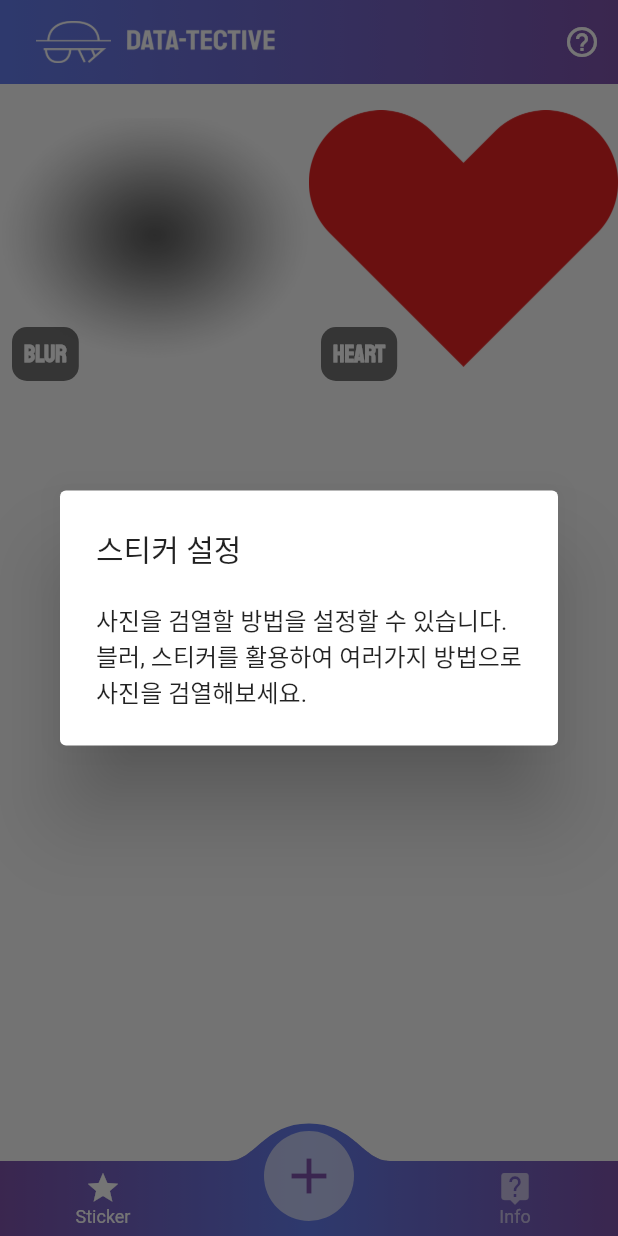
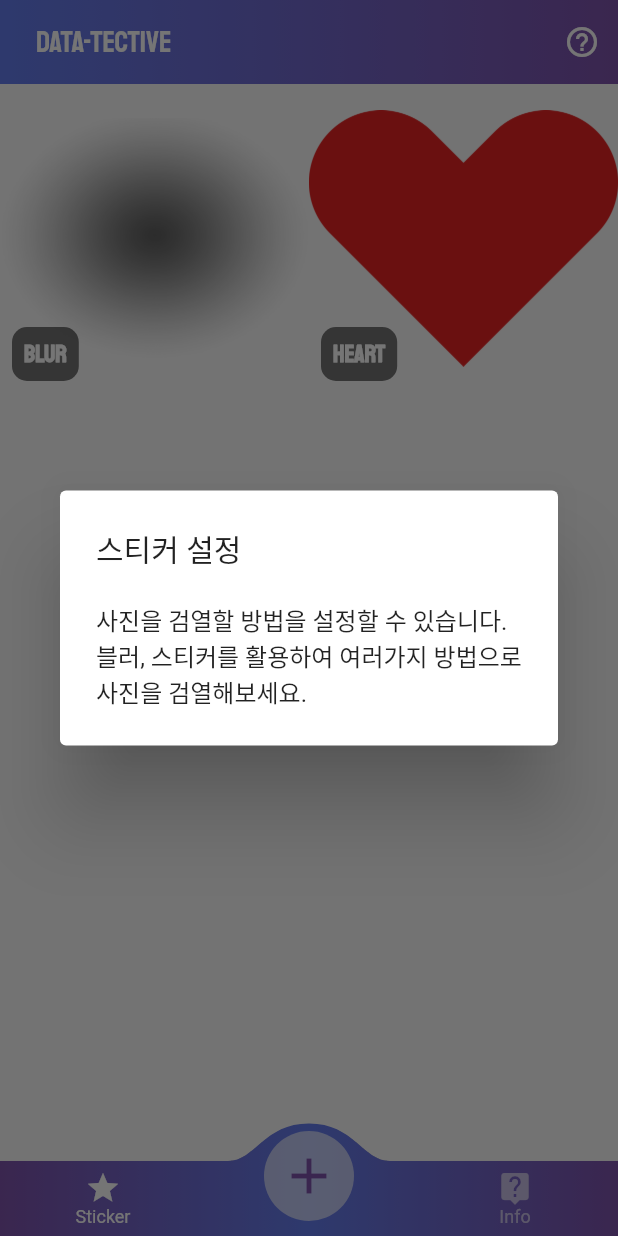
Before and after one commit to yeng2021/Data_tective-yeng, a Flutter app: the screen it shows after launch, after a tap on the "help outline" icon, on a phone screen of 412 x 824 dp. Run offline on Flutter 3.47's test engine with Material 2 defaults, Android fonts, the phone set to English and light mode, and no system bars; drawn by our look-alikes of convex_bottom_bar; our stand-ins replace image_picker, new_gradient_app_bar, shared_preferences, sliding_up_panel; missing offline and left inert: google_ml_kit, touchable.

```diff
--- a/lib/home.dart
+++ b/lib/home.dart
@@ -7,8 +7,6 @@ import 'image_pick.dart';
 import 'package:convex_bottom_bar/convex_bottom_bar.dart';
 
 ImagePicker picker = ImagePicker();
-
-enum ImageSourceType { gallery, camera }
 
 class Home extends StatefulWidget {
   const Home({Key key}) : super(key: key);
@@ -39,7 +37,7 @@ class _HomeState extends State<Home> {
     _prefs = await SharedPreferences.getInstance();
     setState(() {
       _stickerId = (_prefs.getInt('sticker') ?? 0);
-      print(_stickerId);
+      print(_stickerId); //TODO: 제출할 때 없애기
     });
   }
 
@@ -126,78 +124,6 @@ class _HomeState extends State<Home> {
               ),
             ],
           ),
-          // child: Column(
-          //   mainAxisAlignment: MainAxisAlignment.center,
-          //   crossAxisAlignment: CrossAxisAlignment.stretch,
-          //   children: [
-          //     Expanded(
-          //       child: IconButton(
-          //         icon: const Icon(Icons.image),
-          //         iconSize: 150,
-          //         onPressed: () {
-          //           _handleURLButtonPress(context, ImageSourceType.gallery, _stickerId);
-          //         },
-          //       ),
-          //     ),
-          //     const Expanded(
-          //       child: Center(
-          //         child: Text(
-          //           '갤러리에서 이미지 가져오기',
-          //           style: TextStyle(
-          //             fontSize: 28.0,
-          //             fontFamily: 'SCDream4',
-          //           ),
-          //         ),
-          //       ),
-          //     ),
-          //     const SizedBox(height: 80.0),
-          //     Expanded(
-          //       child: IconButton(
-          //         icon: const Icon(Icons.photo_camera),
-          //         iconSize: 150,
-          //         onPressed: () {
-          //           _handleURLButtonPress(context, ImageSourceType.camera, _stickerId);
-          //         },
-          //       ),
-          //     ),
-          //     const Expanded(
-          //       child: Center(
-          //         child: Text(
-          //           '카메라에서 이미지 가져오기',
-          //           style: TextStyle(
-          //             fontSize: 28.0,
-          //             fontFamily: 'SCDream4',
-          //           ),
-          //         ),
-          //       ),
-          //     ),
-          //     const SizedBox(height: 80.0),
-          //     // Expanded(
-          //     //   child: Column(
-          //     //     mainAxisAlignment: MainAxisAlignment.center,
-          //     //     crossAxisAlignment: CrossAxisAlignment.stretch,
-          //     //     children: [
-          //     //       IconButton(
-          //     //         icon: const Icon(Icons.photo_camera),
-          //     //         iconSize: 150,
-          //     //         onPressed: () {
-          //     //           _handleURLButtonPress(context, ImageSourceType.camera, _stickerId);
-          //     //         },
-          //     //       ),
-          //     //       const Center(
-          //     //         child: Text(
-          //     //           '카메라에서 이미지 가져오기',
-          //     //           style: TextStyle(
-          //     //             fontSize: 28.0,
-          //     //             fontFamily: 'SCDream4',
-          //     //           ),
-          //     //         ),
-          //     //       ),
-          //     //     ],
-          //     //   ),
-          //     // ),
-          //   ],
-          // ),
         ),
       ),
       TextButton(
@@ -211,15 +137,13 @@ class _HomeState extends State<Home> {
         gradient: const LinearGradient(
           colors: [Color(0xff647dee), Color(0xff7f53ac)]
         ),
-        title: Padding(
-          padding: const EdgeInsets.all(8.0),
-          child: Row(
-            children: [
-              Image.asset("assets/logo-white.png", width: 50,),
-              const SizedBox(width: 10),
-              Image.asset("assets/logo-text-white.png", width: 100)
-            ],
-          ),
+        title: const Padding(
+          padding: EdgeInsets.all(8.0),
+          child: Text(
+            'Data-tective',
+            style: TextStyle(
+              fontFamily: 'Staatliches-Regular'
+            ),),
         ),
         actions: [
           IconButton(onPressed: () {
```
Also changed, not shown: lib/image_pick.dart (+93 -166 lines).
